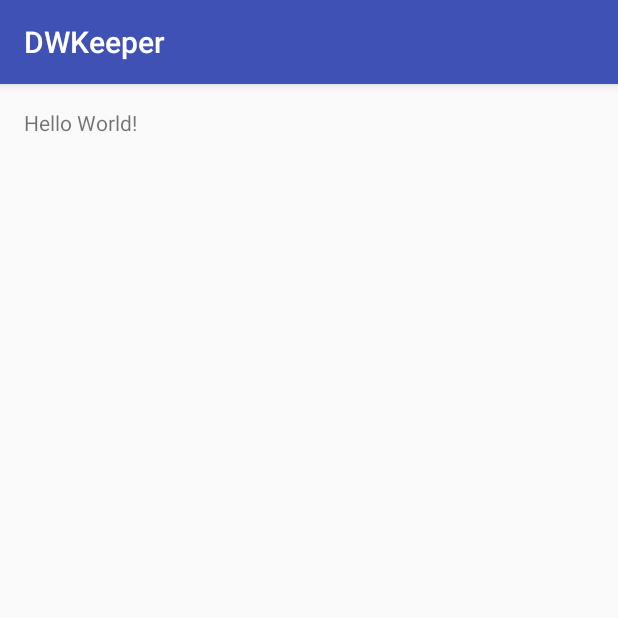
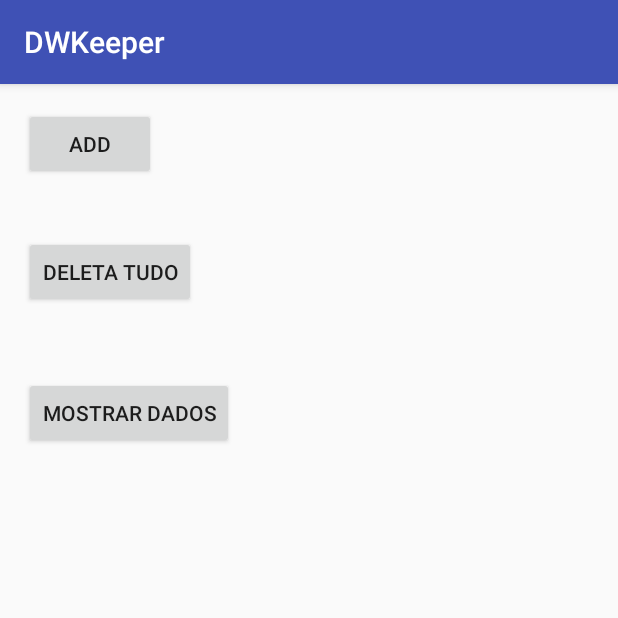
Before and after one commit to CarolinaRansatto/DWKeeper, an Android app: the screen it shows after launch (MainActivity), on a phone screen of 412 x 824 dp, the top half of it. Run offline under Robolectric (Android 15) with nearby library versions, the light colour scheme and no system bars.

Commit message:
BD reforçado e acrescentado alguns botoes

```diff
--- a/app/src/main/res/layout/activity_main.xml
+++ b/app/src/main/res/layout/activity_main.xml
@@ -10,8 +10,36 @@
     android:paddingTop="@dimen/activity_vertical_margin"
     tools:context="com.keeper.company.dwkeeper.MainActivity">
 
-    <TextView
+    <Button
+        android:text="add"
         android:layout_width="wrap_content"
         android:layout_height="wrap_content"
-        android:text="Hello World!" />
+        android:id="@+id/button3"
+        android:onClick="addData"
+        android:layout_alignParentTop="true"
+        android:layout_alignParentLeft="true"
+        android:layout_alignParentStart="true" />
+
+    <Button
+        android:text="Deleta tudo"
+        android:layout_width="wrap_content"
+        android:layout_height="wrap_content"
+        android:id="@+id/button4"
+        android:onClick="deleteAll"
+        android:layout_below="@+id/button3"
+        android:layout_alignParentLeft="true"
+        android:layout_alignParentStart="true"
+        android:layout_marginTop="37dp" />
+
+    <Button
+        android:layout_width="wrap_content"
+        android:layout_height="wrap_content"
+        android:id="@+id/button"
+        android:text="Mostrar dados"
+        android:onClick="viewData"
+        android:layout_marginTop="46dp"
+        android:layout_below="@+id/button4"
+        android:layout_alignParentLeft="true"
+        android:layout_alignParentStart="true" />
+
 </RelativeLayout>
```
Also changed, not shown: app/src/main/java/com/keeper/company/dwkeeper/DatabaseHelper.java (+28 -6 lines), app/src/main/java/com/keeper/company/dwkeeper/MainActivity.java (+48 -0 lines).
